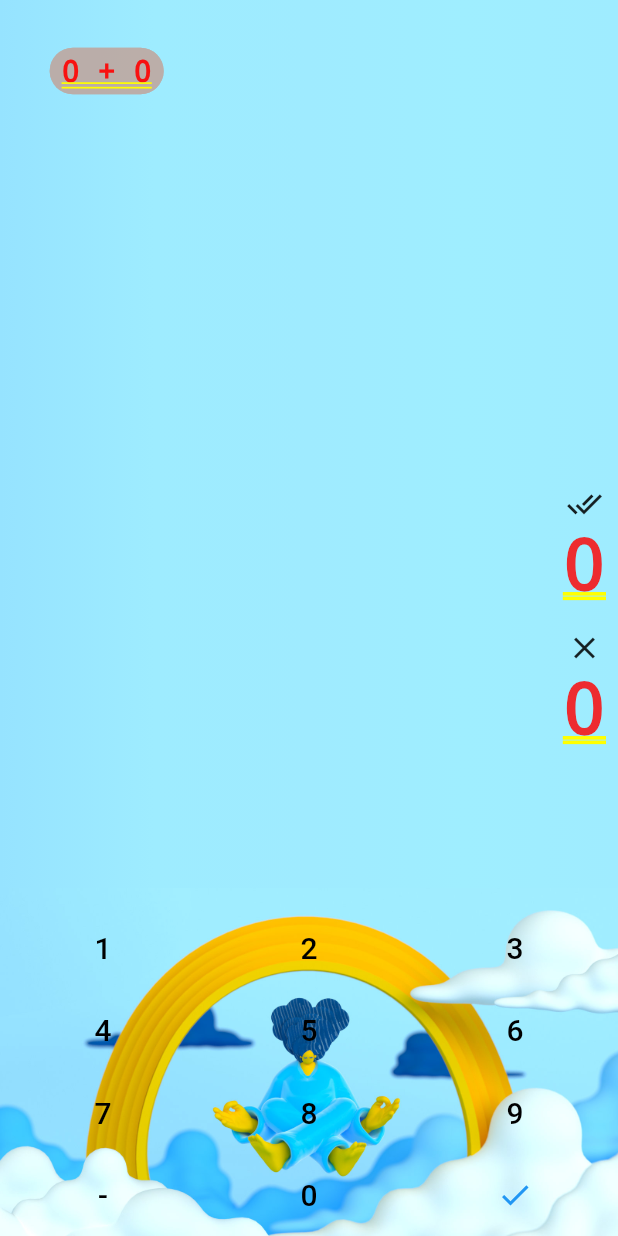
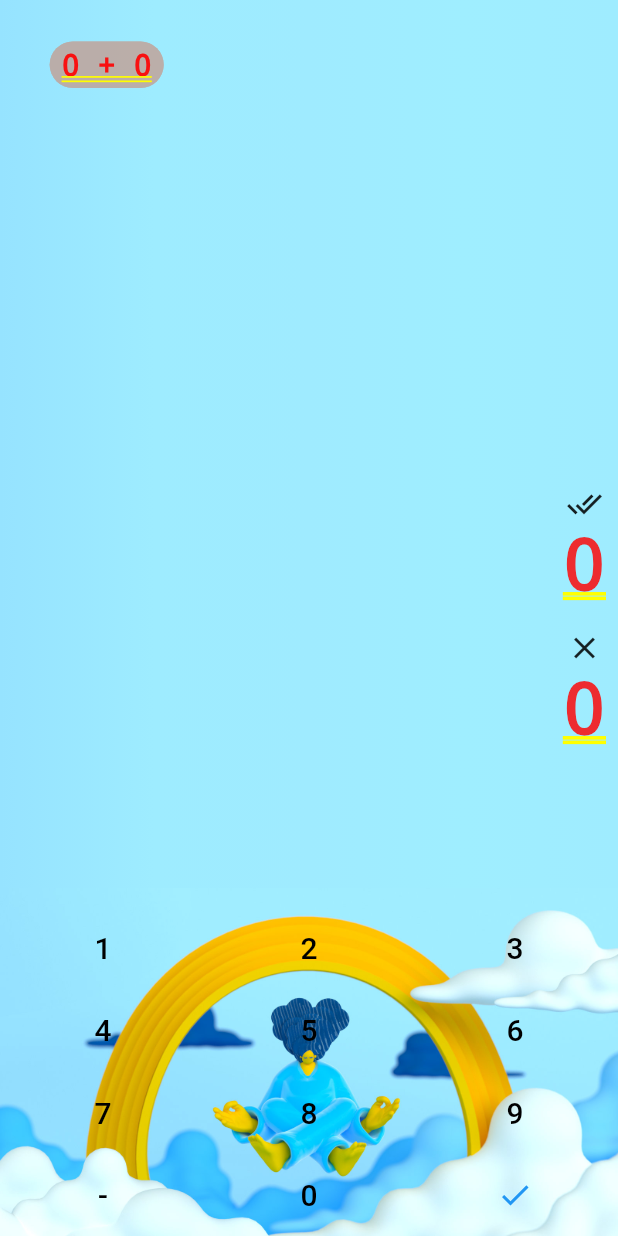
Before and after one commit to Anima18/flutter_widgets, a Flutter app: the ArithmeticGamePage screen opened directly, after a tap on "简单加法", on a phone screen of 412 x 824 dp. Run offline on Flutter 3.47's test engine with Material 2 defaults, Android fonts, the light colour scheme and no system bars; our stand-ins replace audioplayers, connectivity_plus, device_info_plus, flutter_easyloading, flutter_local_notifications, flutter_slidable and 5 more; missing offline and left inert: matrioska; accounts and stored records are empty; statements that could not run were skipped; project files that could hold a hidden picture were left out.

Commit message:
优化布局

```diff
--- a/lib/element/game/arithmetic/arithmetic_play_page.dart
+++ b/lib/element/game/arithmetic/arithmetic_play_page.dart
@@ -299,7 +299,7 @@
   @override
   Widget build(BuildContext context) {
     top = MediaQuery.of(context).size.height -
-        MediaQuery.of(context).size.width / 2;
+        MediaQuery.of(context).size.width / 3 / 5 *2 * 4 - 28;
     return AnimatedBuilder(
         animation: _controller,
         builder: (context, _) {
@@ -338,6 +338,7 @@
       mainAxisSize: MainAxisSize.min,
       children: [
         Container(
+          height: 28,
           alignment: Alignment.center,
           child: Text("$inputValue", style: TextStyle(fontSize: 20),),
         ),
@@ -347,6 +348,7 @@
           childAspectRatio: 5 / 2,
           mainAxisSpacing: 0,
           crossAxisSpacing: 0,
+          padding: EdgeInsets.all(0),
           children: [
             ...List.generate(
                 9,
```
